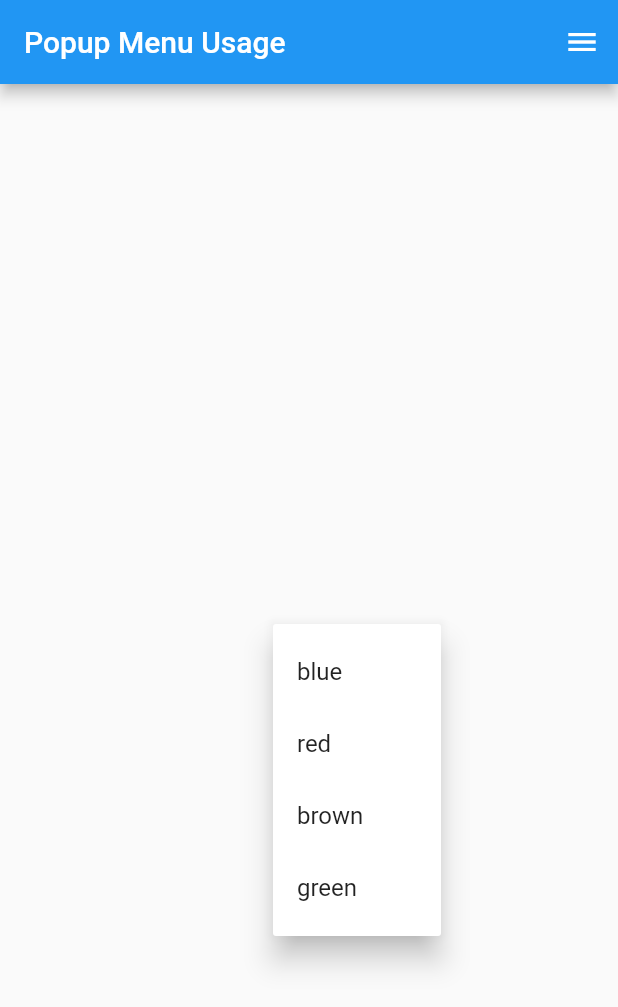
After one commit to mohammadreza-jamali/flutterLearningFundementals, a Flutter app: the screen it shows after launch, after a tap on the "menu" icon, on a phone screen of 412 x 824 dp. The commit adds this screen. Shown: the top 1007 px of the screen. Run offline on Flutter 3.47's test engine with Material 2 defaults, Android fonts, the phone set to English and light mode, and no system bars; network calls fail.

Commit message:
feat:add dropdown and popup menu

```diff
--- a/lib/main.dart
+++ b/lib/main.dart
@@ -1,7 +1,9 @@
 import 'package:flutter/material.dart';
 import 'package:flutter_application_1/basic_buttons.dart';
+import 'package:flutter_application_1/dropdown_usage.dart';
 import 'package:flutter_application_1/image.dart';
 import 'package:flutter_application_1/mycounter.dart';
+import 'package:flutter_application_1/popup_menu_usage.dart';
 
 void main() {
   print("Main method called");
@@ -21,7 +23,7 @@ class MyWidget extends StatelessWidget {
 
           ))
           ),
-        home: BasicButtons());
+        home: PopupMenuUsage());
   }
 
 /*
--- /dev/null
+++ b/lib/popup_menu_usage.dart
@@ -0,0 +1,66 @@
+import 'package:flutter/material.dart';
+
+class PopupMenuUsage extends StatefulWidget {
+  const PopupMenuUsage({super.key});
+
+  @override
+  State<PopupMenuUsage> createState() => _PopupMenuUsageState();
+}
+
+class _PopupMenuUsageState extends State<PopupMenuUsage> {
+  var colors = ["blue", "red", "brown", "green"];
+  String? _selectedColor;
+  @override
+  Widget build(BuildContext context) {
+    return Scaffold(
+        appBar: AppBar(
+          title: Text("Popup Menu Usage"),
+          actions: [
+            PopupMenuButton<String>(
+              itemBuilder: (BuildContext context) {
+                //  return <PopupMenuEntry<String>>[
+                //     PopupMenuItem(child: Text("Blue"),value: "blue",),
+                //     PopupMenuItem(child: Text("Red"),value: "red",),
+                //     PopupMenuItem(child: Text("Brown"),value: "brown",),
+                //     PopupMenuItem(child: Text("Green"),value: "green",),
+                //  ];
+                return colors
+                    .map((color) => PopupMenuItem(
+                          child: Text(color),
+                          value: color,
+                        ))
+                    .toList();
+              },
+              onSelected: (value) {
+                print(value);
+                _selectedColor = value;
+              },
+              icon: Icon(Icons.menu),
+            ),
+          ],
+        ),
+        body: Center(
+          child: PopupMenuButton<String>(
+            itemBuilder: (BuildContext context) {
+              //  return <PopupMenuEntry<String>>[
+              //     PopupMenuItem(child: Text("Blue"),value: "blue",),
+              //     PopupMenuItem(child: Text("Red"),value: "red",),
+              //     PopupMenuItem(child: Text("Brown"),value: "brown",),
+              //     PopupMenuItem(child: Text("Green"),value: "green",),
+              //  ];
+              return colors
+                  .map((color) => PopupMenuItem(
+                        child: Text(color),
+                        value: color,
+                      ))
+                  .toList();
+            },
+            onSelected: (value) {
+              print(value);
+              _selectedColor = value;
+            },
+            icon: Icon(Icons.menu),
+          ),
+        ));
+  }
+}
```
Also changed, not shown: lib/dropdown_usage.dart (added, +45 -0 lines), assets/images/ardebil.jpg (added), assets/images/tabriz.jpg (added), assets/images/urumiye.jpg (added), assets/images/zanjan.jpg (added).
